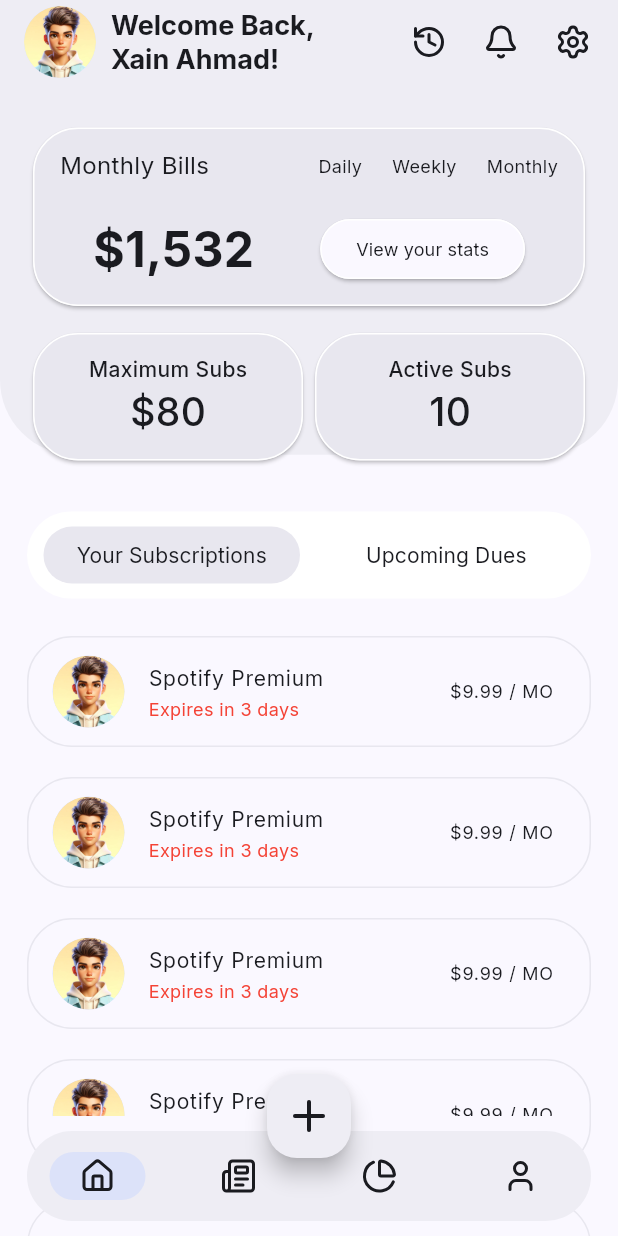
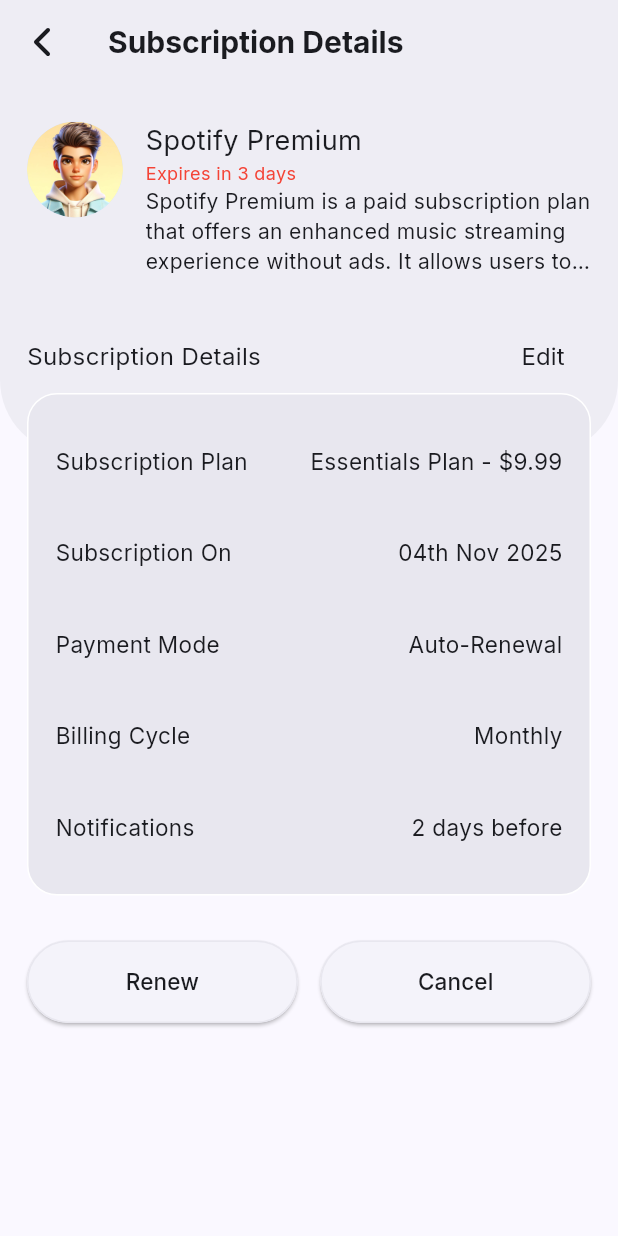
Before and after one commit to muhammadXainAhmad/subtrack_flutter_app, a Flutter app: the screen it shows after launch, after a tap on an icon or button, on a phone screen of 412 x 824 dp. Run offline on Flutter 3.47's test engine with Material 3 defaults, Android fonts, the phone set to English and light mode, and no system bars; our stand-ins replace flutter_svg, smooth_page_indicator; missing offline and left inert: animate_gradient.

Commit message:
SubscriptionDetailsScreen UI + BottomNavigationBar

```diff
--- a/lib/screens/home_screen.dart
+++ b/lib/screens/home_screen.dart
@@ -1,68 +1,25 @@
 import 'package:flutter/material.dart';
-import 'package:subtrack/screens/create_subscription_screen.dart';
+import 'package:subtrack/screens/add_subscription_screen.dart';
 import 'package:subtrack/screens/settings_screen.dart';
+import 'package:subtrack/screens/subscription_details_screen.dart';
 import 'package:subtrack/utils/utils.dart';
 import 'package:subtrack/widgets/bg_container.dart';
+import 'package:subtrack/widgets/custom_bottom_navigation.dart';
 import 'package:subtrack/widgets/segmented_button.dart';
 import 'package:subtrack/widgets/text.dart';
 
-class HomeScreen extends StatefulWidget {
+class HomeScreen extends StatelessWidget {
   const HomeScreen({super.key});
 
-  @override
-  State<HomeScreen> createState() => _HomeScreenState();
-}
-
-class _HomeScreenState extends State<HomeScreen> {
-  int currentIndex = 0;
   @override
   Widget build(BuildContext context) {
     final colorScheme = Theme.of(context).colorScheme;
     final screenW = MediaQuery.of(context).size.width;
     final screenH = MediaQuery.of(context).size.height;
     return Scaffold(
-      floatingActionButton: FloatingActionButton(
-        shape: RoundedRectangleBorder(borderRadius: BorderRadius.circular(20)),
-        onPressed: () {},
-        backgroundColor: colorScheme.surfaceContainer,
-        child: customSvg(path: "add", colorScheme: colorScheme, width: 32),
-      ),
+      floatingActionButton: floatingButton(colorScheme, context),
       floatingActionButtonLocation: FloatingActionButtonLocation.centerDocked,
-      bottomNavigationBar: Padding(
-        padding: const EdgeInsets.symmetric(horizontal: 18, vertical: 10),
-        child: ClipRRect(
-          borderRadius: BorderRadius.circular(30),
-          child: NavigationBar(
-            backgroundColor: colorScheme.surfaceContainer,
-            height: 60,
-            labelBehavior: NavigationDestinationLabelBehavior.alwaysHide,
-            destinations: [
-              NavigationDestination(
-                icon: customSvg(path: "home", colorScheme: colorScheme),
-                label: "home",
-              ),
-              NavigationDestination(
-                icon: customSvg(path: "newspaper", colorScheme: colorScheme),
-                label: "newspaper",
-              ),
-              NavigationDestination(
-                icon: customSvg(path: "chart", colorScheme: colorScheme),
-                label: "chart",
-              ),
-              NavigationDestination(
-                icon: customSvg(path: "person", colorScheme: colorScheme),
-                label: "person",
-              ),
-            ],
-            selectedIndex: currentIndex,
-            onDestinationSelected: (index) {
-              setState(() {
-                currentIndex = index;
-              });
-            },
-          ),
-        ),
-      ),
+      bottomNavigationBar: CustomBottomNavigation(),
       body: CustomScrollView(
         physics: BouncingScrollPhysics(),
         slivers: [
@@ -93,18 +50,19 @@
             actionsPadding: EdgeInsets.only(right: 6),
             actions: [
               _buildActionIcon(
-                onPressed:
-                    () => Navigator.push(
-                      context,
-                      MaterialPageRoute(
-                        builder: (context) => CreateSubscriptionScreen(),
-                      ),
-                    ),
+                onPressed: () {},
                 path: "history",
                 colorScheme: colorScheme,
               ),
               _buildActionIcon(
-                onPressed: () {},
+                onPressed: () {
+                  Navigator.push(
+                    context,
+                    MaterialPageRoute(
+                      builder: (context) => SubscriptionDetailsScreen(),
+                    ),
+                  );
+                },
                 path: "notification",
                 colorScheme: colorScheme,
               ),
@@ -308,6 +266,22 @@
     );
   }
 
+  FloatingActionButton floatingButton(
+    ColorScheme colorScheme,
+    BuildContext context,
+  ) {
+    return FloatingActionButton(
+      shape: RoundedRectangleBorder(borderRadius: BorderRadius.circular(20)),
+      onPressed:
+          () => Navigator.push(
+            context,
+            MaterialPageRoute(builder: (context) => AddSubscriptionScreen()),
+          ),
+      backgroundColor: colorScheme.surfaceContainer,
+      child: customSvg(path: "add", colorScheme: colorScheme, width: 32),
+    );
+  }
+
   IconButton _buildActionIcon({
     required VoidCallback onPressed,
     required String path,
--- /dev/null
+++ b/lib/screens/subscription_details_screen.dart
@@ -0,0 +1,148 @@
+import 'package:flutter/material.dart';
+import 'package:subtrack/widgets/bg_container.dart';
+import 'package:subtrack/widgets/custom_app_bar.dart';
+import 'package:subtrack/widgets/custom_elevated_button.dart';
+import 'package:subtrack/widgets/text.dart';
+
+class SubscriptionDetailsScreen extends StatelessWidget {
+  const SubscriptionDetailsScreen({super.key});
+
+  @override
+  Widget build(BuildContext context) {
+    final colorScheme = Theme.of(context).colorScheme;
+    final screenW = MediaQuery.of(context).size.width;
+    final screenH = MediaQuery.of(context).size.height;
+    return Scaffold(
+      appBar: CustomAppBar(text: "Subscription Details"),
+      body: Stack(
+        children: [
+          BgContainer(screenW: screenW, screenH: screenH),
+          Padding(
+            padding: const EdgeInsets.symmetric(horizontal: 18.0),
+            child: Column(
+              children: [
+                SizedBox(height: 25),
+                Row(
+                  crossAxisAlignment: CrossAxisAlignment.start,
+                  children: [
+                    CircleAvatar(
+                      radius: 32,
+                      backgroundImage: AssetImage("assets/images/faces18.png"),
+                    ),
+                    SizedBox(width: 15),
+                    Expanded(
+                      child: Column(
+                        crossAxisAlignment: CrossAxisAlignment.start,
+                        children: [
+                          BuildText(text: "Spotify Premium", textSize: 18),
+                          BuildText(
+                            text: "Expires in 3 days",
+                            textSize: 12,
+                            textClr: Colors.red,
+                          ),
+                          Text(
+                            maxLines: 3,
+                            overflow: TextOverflow.ellipsis,
+                            "Spotify Premium is a paid subscription plan that offers an enhanced music streaming experience without ads. It allows users to download songs for offline listening, enjoy unlimited skips, and stream in high-quality audio. Premium users can also play any track on demand and access exclusive features across all their devices.",
+                            style: TextStyle(
+                              color: colorScheme.onSurface,
+                              fontSize: 14,
+                            ),
+                          ),
+                          SizedBox(height: 30),
+                        ],
+                      ),
+                    ),
+                  ],
+                ),
+                Row(
+                  mainAxisAlignment: MainAxisAlignment.spaceBetween,
+                  children: [
+                    BuildText(text: "Subscription Details", textSize: 16),
+                    TextButton(
+                      onPressed: () {},
+                      child: BuildText(text: "Edit", textSize: 16),
+                    ),
+                  ],
+                ),
+                Container(
+                  decoration: BoxDecoration(
+                    color: colorScheme.surfaceContainerHigh,
+                    borderRadius: BorderRadius.circular(20),
+                    border: Border.all(
+                      color: colorScheme.surfaceContainerLowest,
+                    ),
+                  ),
+                  child: Padding(
+                    padding: const EdgeInsets.symmetric(
+                      horizontal: 18.0,
+                      vertical: 14,
+                    ),
+                    child: Column(
+                      children: [
+                        detailsRow(
+                          title: "Subscription Plan",
+                          detail: "Essentials Plan - \$9.99",
+                        ),
+                        detailsRow(
+                          title: "Subscription On",
+                          detail: "04th Nov 2025",
+                        ),
+                        detailsRow(
+                          title: "Payment Mode",
+                          detail: "Auto-Renewal",
+                        ),
+                        detailsRow(title: "Billing Cycle", detail: "Monthly"),
+                        detailsRow(
+                          title: "Notifications",
+                          detail: "2 days before",
+                        ),
+                      ],
+                    ),
+                  ),
+                ),
+                Padding(
+                  padding: const EdgeInsets.symmetric(vertical: 30.0),
+                  child: Row(
+                    children: [
+                      Expanded(
+                        child: CustomElevatedButton(
+                          screenW: screenW,
+                          colorScheme: colorScheme,
+                          text: "Renew",
+                          onPressed: () {},
+                        ),
+                      ),
+                      SizedBox(width: 15),
+                      Expanded(
+                        child: CustomElevatedButton(
+                          screenW: screenW,
+                          colorScheme: colorScheme,
+                          text: "Cancel",
+                          onPressed: () {},
+                        ),
+                      ),
+                    ],
+                  ),
+                ),
+              ],
+            ),
+          ),
+        ],
+      ),
+    );
+  }
+
+  Padding detailsRow({required String title, required String detail}) {
+    return Padding(
+      padding: const EdgeInsets.symmetric(vertical: 20.0),
+      child: Row(
+        mainAxisAlignment: MainAxisAlignment.spaceBetween,
+        children: [
+          BuildText(text: title, textSize: 15),
+          BuildText(text: detail, textSize: 15),
+        ],
+      ),
+    );
+  }
+}
--- /dev/null
+++ b/lib/widgets/custom_bottom_navigation.dart
@@ -0,0 +1,52 @@
+import 'package:flutter/material.dart';
+import 'package:subtrack/utils/utils.dart';
+
+class CustomBottomNavigation extends StatefulWidget {
+  const CustomBottomNavigation({super.key});
+
+  @override
+  State<CustomBottomNavigation> createState() => _CustomBottomNavigationState();
+}
+
+class _CustomBottomNavigationState extends State<CustomBottomNavigation> {
+  int currentIndex = 0;
+  @override
+  Widget build(BuildContext context) {
+    final colorScheme = Theme.of(context).colorScheme;
+    return Padding(
+      padding: const EdgeInsets.symmetric(horizontal: 18, vertical: 10),
+      child: ClipRRect(
+        borderRadius: BorderRadius.circular(30),
+        child: NavigationBar(
+          backgroundColor: colorScheme.surfaceContainer,
+          height: 60,
+          labelBehavior: NavigationDestinationLabelBehavior.alwaysHide,
+          destinations: [
+            NavigationDestination(
+              icon: customSvg(path: "home", colorScheme: colorScheme),
+              label: "home",
+            ),
+            NavigationDestination(
+              icon: customSvg(path: "newspaper", colorScheme: colorScheme),
+              label: "newspaper",
+            ),
+            NavigationDestination(
+              icon: customSvg(path: "chart", colorScheme: colorScheme),
+              label: "chart",
+            ),
+            NavigationDestination(
+              icon: customSvg(path: "person", colorScheme: colorScheme),
+              label: "person",
+            ),
+          ],
+          selectedIndex: currentIndex,
+          onDestinationSelected: (index) {
+            setState(() {
+              currentIndex = index;
+            });
+          },
+        ),
+      ),
+    );
+  }
+}
```
